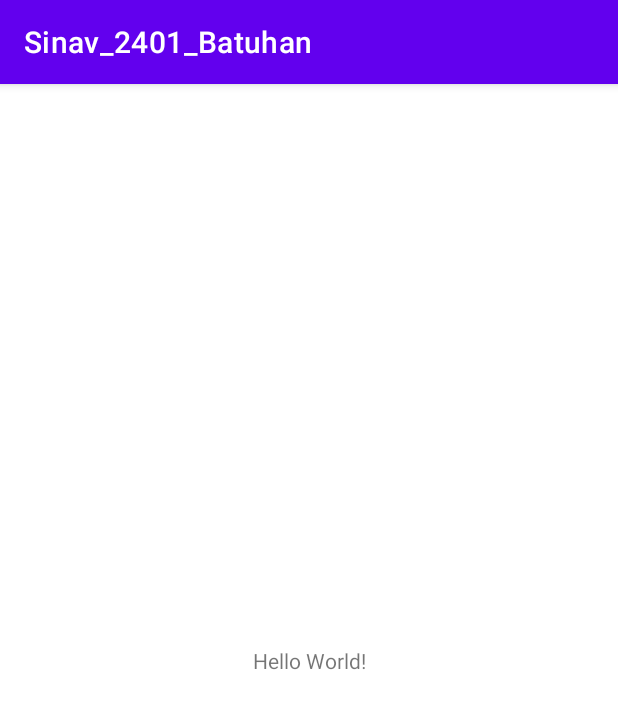
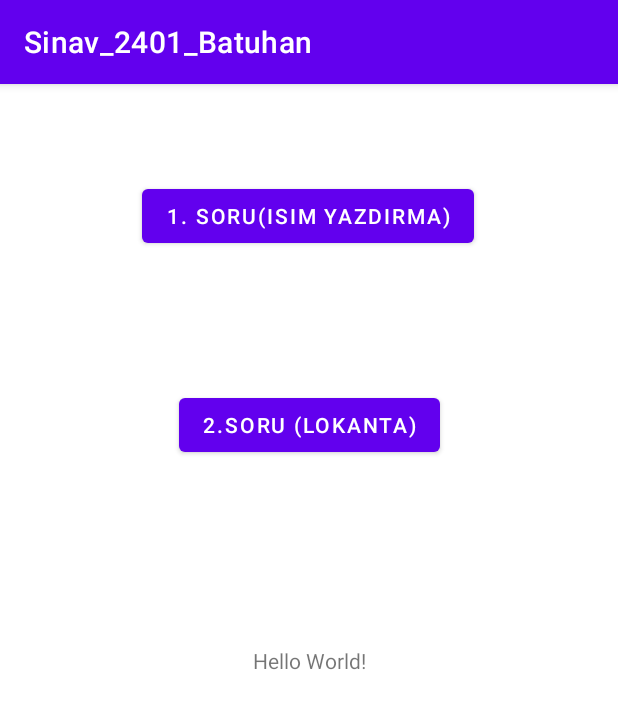
Before and after one commit to batuuiz10/Sinav_2401_11h_Batuhan_Demir, an Android app: the screen it shows after launch (MainActivity), on a phone screen of 412 x 824 dp. Shown: the top 709 px of the screen. Run offline under Robolectric (Android 15) with nearby library versions, the phone set to English and light mode, and no system bars.

Commit message:
no message

```diff
--- a/app/src/main/res/layout/activity_main.xml
+++ b/app/src/main/res/layout/activity_main.xml
@@ -15,4 +15,25 @@
         app:layout_constraintStart_toStartOf="parent"
         app:layout_constraintTop_toTopOf="parent" />
 
+    <Button
+        android:id="@+id/btn_Uyg1"
+        android:layout_width="wrap_content"
+        android:layout_height="wrap_content"
+        android:layout_marginTop="64dp"
+        android:text="1. soru(isim yazdırma)"
+        app:layout_constraintEnd_toEndOf="parent"
+        app:layout_constraintHorizontal_bias="0.497"
+        app:layout_constraintStart_toStartOf="parent"
+        app:layout_constraintTop_toTopOf="parent" />
+
+    <Button
+        android:id="@+id/btn_Uyg2"
+        android:layout_width="wrap_content"
+        android:layout_height="wrap_content"
+        android:layout_marginTop="91dp"
+        android:text="2.soru (lokanta)"
+        app:layout_constraintEnd_toEndOf="parent"
+        app:layout_constraintStart_toStartOf="parent"
+        app:layout_constraintTop_toBottomOf="@+id/btn_Uyg1" />
+
 </androidx.constraintlayout.widget.ConstraintLayout>
--- /dev/null
+++ b/app/src/main/res/layout/activity_soru1.xml
@@ -0,0 +1,6 @@
+<?xml version="1.0" encoding="utf-8"?>
+<androidx.constraintlayout.widget.ConstraintLayout xmlns:android="http://schemas.android.com/apk/res/android"
+    android:layout_width="match_parent"
+    android:layout_height="match_parent">
+
+</androidx.constraintlayout.widget.ConstraintLayout>
--- /dev/null
+++ b/app/src/main/res/layout/activity_soru2.xml
@@ -0,0 +1,6 @@
+<?xml version="1.0" encoding="utf-8"?>
+<androidx.constraintlayout.widget.ConstraintLayout xmlns:android="http://schemas.android.com/apk/res/android"
+    android:layout_width="match_parent"
+    android:layout_height="match_parent">
+
+</androidx.constraintlayout.widget.ConstraintLayout>
--- /dev/null
+++ b/app/src/main/res/layout/activity_soru2_listview_satir.xml
@@ -0,0 +1,6 @@
+<?xml version="1.0" encoding="utf-8"?>
+<androidx.constraintlayout.widget.ConstraintLayout xmlns:android="http://schemas.android.com/apk/res/android"
+    android:layout_width="match_parent"
+    android:layout_height="match_parent">
+
+</androidx.constraintlayout.widget.ConstraintLayout>
--- /dev/null
+++ b/app/src/main/res/layout/activity_soru2_siparis_kaydet.xml
@@ -0,0 +1,6 @@
+<?xml version="1.0" encoding="utf-8"?>
+<androidx.constraintlayout.widget.ConstraintLayout xmlns:android="http://schemas.android.com/apk/res/android"
+    android:layout_width="match_parent"
+    android:layout_height="match_parent">
+
+</androidx.constraintlayout.widget.ConstraintLayout>
```
